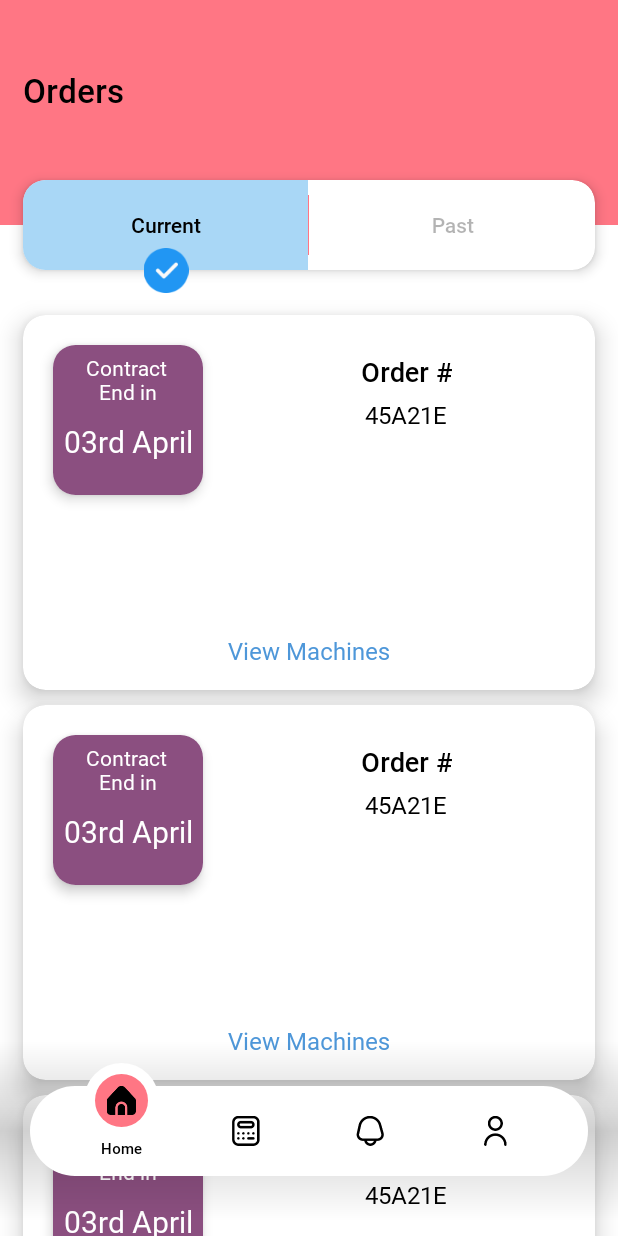
After one commit to UdeeshaBandara/Ensol-User, an Android app: the fragment OrderFragment placed in its activity, on a phone screen of 412 x 824 dp. The commit adds this screen. Run offline under Robolectric (Android 15) with nearby library versions, the phone set to English and light mode, and no system bars; libraries missing offline, so code that uses them is left out: com.makeramen.roundedimageview.

Commit message:
Add main fragments and order fragment UI

```diff
--- /dev/null
+++ b/app/src/main/java/rwp/five/buyer/AccountFragment.kt
@@ -0,0 +1,33 @@
+package rwp.five.buyer
+
+import android.os.Bundle
+import androidx.fragment.app.Fragment
+import android.view.LayoutInflater
+import android.view.View
+import android.view.ViewGroup
+import androidx.core.content.ContextCompat
+
+class AccountFragment : Fragment() {
+
+
+    override fun onCreateView(
+        inflater: LayoutInflater, container: ViewGroup?,
+        savedInstanceState: Bundle?
+    ): View? {
+        // Inflate the layout for this fragment
+        return inflater.inflate(R.layout.fragment_account, container, false)
+    }
+
+    override fun onViewCreated(view: View, savedInstanceState: Bundle?) {
+        super.onViewCreated(view, savedInstanceState)
+    }
+    override fun onHiddenChanged(hidden: Boolean) {
+        super.onHiddenChanged(hidden)
+        if (hidden)
+            requireActivity().window?.statusBarColor =
+                ContextCompat.getColor(requireActivity(), R.color.white)
+        else
+            requireActivity().window?.statusBarColor =
+                ContextCompat.getColor(requireActivity(), R.color.red)
+    }
+}
--- a/app/src/main/java/rwp/five/buyer/Main.kt
+++ b/app/src/main/java/rwp/five/buyer/Main.kt
@@ -9,6 +9,7 @@ import android.view.animation.AccelerateDecelerateInterpolator
 import android.widget.ImageView
 import android.widget.LinearLayout
 import androidx.appcompat.app.AppCompatActivity
+import androidx.fragment.app.Fragment
 import androidx.fragment.app.FragmentManager
 import kotlinx.android.synthetic.main.activity_main.*
 
@@ -21,6 +22,11 @@ class Main : AppCompatActivity() {
     lateinit var mainFragmentManager: FragmentManager
 
     private val homeFragment: HomeFragment = HomeFragment()
+    private val orderFragment: OrderFragment = OrderFragment()
+    private val notificationFragment: NotificationFragment = NotificationFragment()
+    private val accountFragment: AccountFragment = AccountFragment()
+    private var currentFragments : Fragment = homeFragment
+
 
     override fun onCreate(savedInstanceState: Bundle?) {
         super.onCreate(savedInstanceState)
@@ -37,7 +43,19 @@ class Main : AppCompatActivity() {
                 R.id.fragment_container,
                 homeFragment,
                 homeFragment.javaClass.name
-            ).commit()
+            ).add(
+                R.id.fragment_container,
+                orderFragment,
+                orderFragment.javaClass.name
+            ).hide(orderFragment).add(
+                R.id.fragment_container,
+                notificationFragment,
+                notificationFragment.javaClass.name
+            ).hide(notificationFragment).add(
+                R.id.fragment_container,
+                accountFragment,
+                accountFragment.javaClass.name
+            ).hide(accountFragment).commit()
 
 
         lnr_home_deselected.setOnClickListener {
@@ -49,28 +67,31 @@ class Main : AppCompatActivity() {
                 R.drawable.home_select,
                 lnr_home_deselected
             )
+            changeFragment(currentFragments, homeFragment)
 
         }
-        lnr_categories_deselected.setOnClickListener {
+        lnr_orders_deselected.setOnClickListener {
 
             showDeselectBottomNavigationItems()
             bottomNavigationTabChanger(
                 lnr_categories_selected,
                 "Orders",
                 R.drawable.order_select,
-                lnr_categories_deselected
+                lnr_orders_deselected
             )
+            changeFragment(currentFragments, orderFragment)
+
         }
-        lnr_cart_deselected.setOnClickListener {
+        lnr_notification_deselected.setOnClickListener {
 
             showDeselectBottomNavigationItems()
             bottomNavigationTabChanger(
-                lnr_cart_selected,
+                lnr_notification_selected,
                 "Notifications",
                 R.drawable.bell_select,
-                lnr_cart_deselected
+                lnr_notification_deselected
             )
-
+            changeFragment(currentFragments, notificationFragment)
         }
 
 
@@ -84,6 +105,7 @@ class Main : AppCompatActivity() {
                 R.drawable.user_select,
                 lnr_profile_deselected
             )
+            changeFragment(currentFragments, accountFragment)
         }
 
     }
@@ -119,8 +141,8 @@ class Main : AppCompatActivity() {
     private fun showDeselectBottomNavigationItems() {
 
         lnr_home_deselected.visibility = View.VISIBLE
-        lnr_categories_deselected.visibility = View.VISIBLE
-        lnr_cart_deselected.visibility = View.VISIBLE
+        lnr_orders_deselected.visibility = View.VISIBLE
+        lnr_notification_deselected.visibility = View.VISIBLE
         lnr_profile_deselected.visibility = View.VISIBLE
 
 
@@ -153,5 +175,11 @@ class Main : AppCompatActivity() {
         }
     }
 
+    private fun changeFragment(currentFragment : Fragment,nextFragment : Fragment){
+
+        mainFragmentManager.beginTransaction().hide(mainFragmentManager.findFragmentByTag(currentFragment.javaClass.name)!!).show(mainFragmentManager.findFragmentByTag(nextFragment.javaClass.name)!!).commit()
+        currentFragments = nextFragment
+
+    }
 
 }
--- /dev/null
+++ b/app/src/main/java/rwp/five/buyer/NotificationFragment.kt
@@ -0,0 +1,23 @@
+package rwp.five.buyer
+
+import android.os.Bundle
+import androidx.fragment.app.Fragment
+import android.view.LayoutInflater
+import android.view.View
+import android.view.ViewGroup
+
+class NotificationFragment : Fragment() {
+
+
+    override fun onCreateView(
+        inflater: LayoutInflater, container: ViewGroup?,
+        savedInstanceState: Bundle?
+    ): View? {
+        // Inflate the layout for this fragment
+        return inflater.inflate(R.layout.fragment_notification, container, false)
+    }
+
+    override fun onViewCreated(view: View, savedInstanceState: Bundle?) {
+        super.onViewCreated(view, savedInstanceState)
+    }
+}
--- /dev/null
+++ b/app/src/main/java/rwp/five/buyer/OrderFragment.kt
@@ -0,0 +1,99 @@
+package rwp.five.buyer
+
+import android.os.Bundle
+import android.view.LayoutInflater
+import android.view.View
+import android.view.ViewGroup
+import android.widget.TextView
+import androidx.cardview.widget.CardView
+import androidx.core.content.ContextCompat
+import androidx.fragment.app.Fragment
+import androidx.recyclerview.widget.LinearLayoutManager
+import androidx.recyclerview.widget.RecyclerView
+import com.makeramen.roundedimageview.RoundedImageView
+import kotlinx.android.synthetic.main.fragment_home.*
+import kotlinx.android.synthetic.main.fragment_order.*
+
+class OrderFragment : Fragment() {
+
+
+    override fun onCreateView(
+        inflater: LayoutInflater, container: ViewGroup?,
+        savedInstanceState: Bundle?
+    ): View? {
+        // Inflate the layout for this fragment
+        return inflater.inflate(R.layout.fragment_order, container, false)
+    }
+
+    override fun onViewCreated(view: View, savedInstanceState: Bundle?) {
+        super.onViewCreated(view, savedInstanceState)
+
+        current.setOnClickListener {
+            current.setBackgroundColor(resources.getColor(R.color.blue))
+            past.setBackgroundColor(resources.getColor(R.color.white))
+            past.alpha = 0.3f
+            current.alpha = 1f
+            past_tick.visibility = View.INVISIBLE
+            current_tick.visibility = View.VISIBLE
+        }
+        past.setOnClickListener {
+            current_tick.visibility = View.INVISIBLE
+            past_tick.visibility = View.VISIBLE
+            past.setBackgroundColor(resources.getColor(R.color.blue))
+            current.setBackgroundColor(resources.getColor(R.color.white))
+            current.alpha = 0.3f
+            past.alpha = 1f
+        }
+
+        recycler_orders.adapter = CurrentOrderAdapter()
+        recycler_orders.layoutManager = LinearLayoutManager(
+            activity?.applicationContext,
+            LinearLayoutManager.VERTICAL,
+            false
+        )
+
+    }
+    inner class CurrentOrderItemHolder(itemView: View) : RecyclerView.ViewHolder(itemView) {
+
+
+
+
+    }
+
+    inner class CurrentOrderAdapter : RecyclerView.Adapter<CurrentOrderItemHolder>() {
+
+        override fun onCreateViewHolder(
+            parent: ViewGroup,
+            viewType: Int
+        ): CurrentOrderItemHolder {
+
+            val view: View = LayoutInflater.from(parent.context)
+                .inflate(R.layout.item_current_order, parent, false)
+
+            return CurrentOrderItemHolder(view)
+        }
+
+        override fun getItemCount(): Int {
+
+            return 10
+        }
+
+
+        override fun onBindViewHolder(holder: CurrentOrderItemHolder, position: Int) {
+
+
+        }
+
+    }
+
+    override fun onHiddenChanged(hidden: Boolean) {
+        super.onHiddenChanged(hidden)
+        if (hidden)
+            requireActivity().window?.statusBarColor =
+                ContextCompat.getColor(requireActivity(), R.color.white)
+        else
+            requireActivity().window?.statusBarColor =
+                ContextCompat.getColor(requireActivity(), R.color.red)
+    }
+
+}
--- a/app/src/main/res/layout/activity_main.xml
+++ b/app/src/main/res/layout/activity_main.xml
@@ -57,7 +57,7 @@
 
 
                 <ImageView
-                    android:id="@+id/lnr_categories_deselected"
+                    android:id="@+id/lnr_orders_deselected"
                     android:layout_width="0dp"
                     android:layout_height="match_parent"
                     android:layout_weight="2"
@@ -66,7 +66,7 @@
                     android:src="@drawable/order_deselect" />
 
                 <ImageView
-                    android:id="@+id/lnr_cart_deselected"
+                    android:id="@+id/lnr_notification_deselected"
                     android:layout_width="0dp"
                     android:layout_height="match_parent"
                     android:layout_weight="2"
@@ -216,15 +216,11 @@
                     android:id="@+id/rlt_categories_white"
                     android:layout_width="50dp"
                     android:layout_height="50dp"
-
-
                     android:layout_gravity="center_horizontal"
-                    android:background="@drawable/rounded_background_bottom_navigation"
-
-                    >
+                    android:background="@drawable/rounded_background_bottom_navigation">
 
                     <RelativeLayout
-                        android:id="@+id/rlt_categories_blue"
+
                         android:layout_width="match_parent"
                         android:layout_height="match_parent"
                         android:layout_margin="7dp"
@@ -257,7 +253,7 @@
             </LinearLayout>
 
             <LinearLayout
-                android:id="@+id/lnr_cart_selected"
+                android:id="@+id/lnr_notification_selected"
                 android:layout_width="0dp"
                 android:layout_height="75dp"
                 android:layout_weight="2"
--- /dev/null
+++ b/app/src/main/res/layout/fragment_order.xml
@@ -0,0 +1,125 @@
+<?xml version="1.0" encoding="utf-8"?>
+<RelativeLayout xmlns:android="http://schemas.android.com/apk/res/android"
+    xmlns:app="http://schemas.android.com/apk/res-auto"
+    xmlns:tools="http://schemas.android.com/tools"
+    android:layout_width="match_parent"
+    android:layout_height="match_parent"
+    tools:context=".OrderFragment">
+
+    <RelativeLayout
+        android:layout_width="match_parent"
+        android:layout_height="150dp"
+        android:background="@color/red">
+
+        <TextView
+            android:layout_width="wrap_content"
+            android:layout_height="wrap_content"
+            android:layout_gravity="center_horizontal"
+            android:layout_marginStart="15dp"
+            android:layout_marginTop="30dp"
+            android:fontFamily="@font/roboto_medium"
+            android:gravity="center"
+            android:paddingVertical="15dp"
+            android:text="Orders"
+            android:textColor="@color/black"
+            android:textSize="22sp" />
+    </RelativeLayout>
+
+    <androidx.cardview.widget.CardView
+        android:id="@+id/card_type"
+        android:layout_width="match_parent"
+        android:layout_height="60dp"
+        android:layout_marginHorizontal="15dp"
+        android:layout_marginTop="120dp"
+        app:cardBackgroundColor="@color/white"
+        app:cardCornerRadius="15dp"
+        app:cardElevation="5dp">
+
+        <RelativeLayout
+            android:layout_width="match_parent"
+            android:layout_height="match_parent">
+
+            <LinearLayout
+                android:layout_width="match_parent"
+                android:layout_height="match_parent"
+                android:orientation="horizontal">
+
+                <TextView
+                    android:id="@+id/current"
+                    android:layout_width="0dp"
+                    android:layout_height="match_parent"
+                    android:layout_gravity="center_horizontal"
+                    android:layout_weight="5"
+                    android:background="@color/blue"
+
+                    android:fontFamily="@font/roboto_medium"
+                    android:gravity="center"
+                    android:paddingVertical="15dp"
+                    android:text="Current"
+                    android:textColor="@color/black"
+                    android:textSize="14sp" />
+
+                <View
+                    android:layout_width="0.5dp"
+                    android:layout_height="match_parent"
+                    android:layout_marginVertical="10dp"
+                    android:background="@color/red" />
+
+                <TextView
+                    android:id="@+id/past"
+                    android:layout_width="0dp"
+                    android:layout_height="match_parent"
+                    android:layout_gravity="center_horizontal"
+
+                    android:layout_weight="5"
+
+                    android:alpha="0.3"
+                    android:fontFamily="@font/roboto_medium"
+                    android:gravity="center"
+                    android:paddingVertical="15dp"
+                    android:text="Past"
+                    android:textColor="@color/black"
+                    android:textSize="14sp" />
+
+            </LinearLayout>
+
+
+        </RelativeLayout>
+    </androidx.cardview.widget.CardView>
+
+    <LinearLayout
+        android:layout_width="match_parent"
+        android:layout_height="wrap_content"
+        android:layout_marginTop="165dp"
+        android:elevation="15dp"
+        android:layout_marginHorizontal="15dp"
+        android:orientation="horizontal">
+
+        <ImageView
+            android:id="@+id/current_tick"
+            android:layout_width="0dp"
+            android:layout_weight="5"
+            android:layout_height="30dp"
+            android:src="@drawable/check" />
+
+        <ImageView
+            android:id="@+id/past_tick"
+            android:layout_width="0dp"
+            android:layout_weight="5"
+            android:layout_height="30dp"
+            android:visibility="invisible"
+            android:src="@drawable/check" />
+    </LinearLayout>
+
+    <androidx.recyclerview.widget.RecyclerView
+        android:id="@+id/recycler_orders"
+        android:layout_width="match_parent"
+        android:layout_height="match_parent"
+        android:layout_below="@+id/card_type"
+        android:layout_marginTop="20dp"
+        android:clipToPadding="false"
+        android:overScrollMode="never"
+        android:paddingBottom="130dp"
+        android:scrollbars="none" />
+
+</RelativeLayout>
--- /dev/null
+++ b/app/src/main/res/layout/item_current_order.xml
@@ -0,0 +1,119 @@
+<?xml version="1.0" encoding="utf-8"?>
+<androidx.cardview.widget.CardView xmlns:android="http://schemas.android.com/apk/res/android"
+    xmlns:app="http://schemas.android.com/apk/res-auto"
+    android:layout_width="match_parent"
+    android:layout_height="250dp"
+    android:layout_marginHorizontal="15dp"
+    android:layout_marginTop="10dp"
+    app:cardCornerRadius="15dp"
+    app:cardElevation="10dp">
+
+    <RelativeLayout
+        android:layout_width="match_parent"
+        android:layout_height="match_parent">
+
+
+        <androidx.cardview.widget.CardView
+            android:id="@+id/card_end"
+            android:layout_width="100dp"
+            android:layout_height="100dp"
+            android:layout_alignParentStart="true"
+            android:layout_alignParentTop="true"
+            android:layout_marginStart="20dp"
+            android:layout_marginTop="20dp"
+            app:cardCornerRadius="15dp"
+            app:cardElevation="5dp">
+
+
+            <RelativeLayout
+                android:layout_width="match_parent"
+                android:layout_height="match_parent"
+                android:background="#8b4f80">
+
+
+                <TextView
+                    android:id="@+id/contract"
+                    android:layout_width="match_parent"
+                    android:layout_height="wrap_content"
+
+                    android:layout_centerHorizontal="true"
+                    android:layout_marginTop="5dp"
+                    android:fontFamily="@font/roboto_regular"
+                    android:gravity="center"
+                    android:text="Contract \nEnd in"
+                    android:textColor="@color/white"
+                    android:textSize="14sp" />
+
+                <TextView
+                    android:layout_width="match_parent"
+                    android:layout_height="wrap_content"
+                    android:layout_below="@+id/contract"
+                    android:layout_marginTop="10dp"
+                    android:fontFamily="@font/roboto_regular"
+                    android:gravity="center"
+                    android:text="03rd April"
+                    android:textColor="@color/white"
+                    android:textSize="20sp" />
+
+
+            </RelativeLayout>
+
+        </androidx.cardview.widget.CardView>
+
+
+        <LinearLayout
+            android:layout_width="match_parent"
+            android:layout_height="100dp"
+            android:layout_marginStart="10dp"
+            android:layout_marginTop="20dp"
+            android:layout_toEndOf="@+id/card_end"
+            android:orientation="vertical">
+
+
+            <TextView
+                android:layout_width="match_parent"
+                android:layout_height="wrap_content"
+
+                android:layout_centerInParent="true"
+                android:layout_gravity="center"
+                android:layout_marginTop="5dp"
+                android:fontFamily="@font/roboto_medium"
+                android:gravity="center"
+                android:text="Order #"
+                android:textColor="@color/black"
+                android:textSize="18sp" />
+
+            <TextView
+                android:layout_width="match_parent"
+                android:layout_height="wrap_content"
+
+                android:layout_centerInParent="true"
+                android:layout_gravity="center"
+                android:layout_marginTop="5dp"
+                android:fontFamily="@font/roboto_regular"
+                android:gravity="center"
+                android:text="45A21E"
+                android:textColor="@color/black"
+                android:textSize="16sp" />
+
+
+        </LinearLayout>
+
+        <TextView
+            android:layout_width="match_parent"
+            android:layout_height="wrap_content"
+
+            android:layout_alignParentBottom="true"
+            android:layout_gravity="center"
+            android:layout_marginTop="5dp"
+            android:layout_marginBottom="15dp"
+            android:fontFamily="@font/roboto_regular"
+            android:gravity="center"
+            android:text="View Machines"
+            android:textColor="#4E97D9"
+            android:textSize="16sp" />
+
+    </RelativeLayout>
+
+
+</androidx.cardview.widget.CardView>
--- a/app/src/main/res/layout/item_top_selling.xml
+++ b/app/src/main/res/layout/item_top_selling.xml
@@ -5,7 +5,7 @@
     android:layout_width="200dp"
     android:layout_height="180dp"
     android:layout_margin="5dp"
-    android:elevation="5dp"
+   app:cardElevation="5dp"
     android:padding="5dp"
     app:cardBackgroundColor="@color/white"
     app:cardCornerRadius="15dp">
--- a/app/src/main/res/values/colors.xml
+++ b/app/src/main/res/values/colors.xml
@@ -3,4 +3,5 @@
     <color name="black">#FF000000</color>
     <color name="white">#FFFFFFFF</color>
     <color name="red">#A6FF2D42</color>
+    <color name="blue">#A9D7F6</color>
 </resources>
--- a/app/src/main/res/values/strings.xml
+++ b/app/src/main/res/values/strings.xml
@@ -1,5 +1,3 @@
 <resources>
     <string name="app_name">Ensol User</string>
-    <!-- TODO: Remove or change this placeholder text -->
-    <string name="hello_blank_fragment">Hello blank fragment</string>
 </resources>
```
Also changed, not shown: app/src/main/java/rwp/five/buyer/utilities/CurvedBottomNavigationShadowView.java (deleted, +0 -113 lines), app/src/main/res/layout/fragment_account.xml (added, +39 -0 lines), app/src/main/res/layout/fragment_notification.xml (added, +39 -0 lines), app/src/main/res/drawable-hdpi/check.png (added), app/src/main/res/drawable-ldpi/check.png (added), app/src/main/res/drawable-mdpi/check.png (added), app/src/main/res/drawable-xhdpi/check.png (added), app/src/main/res/drawable-xxhdpi/check.png (added), app/src/main/res/drawable-xxxhdpi/check.png (added).
